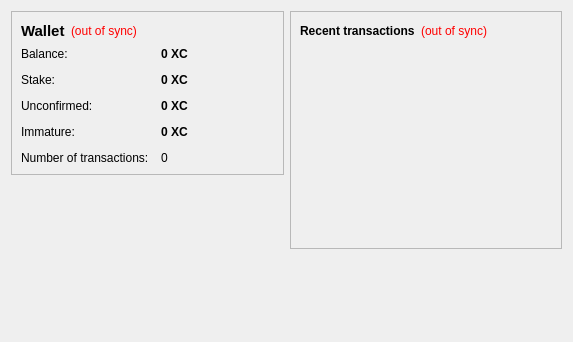
Before: the Qt Designer form src/qt/forms/overviewpage.ui in IOjp/Marbles, drawn with Qt 5.
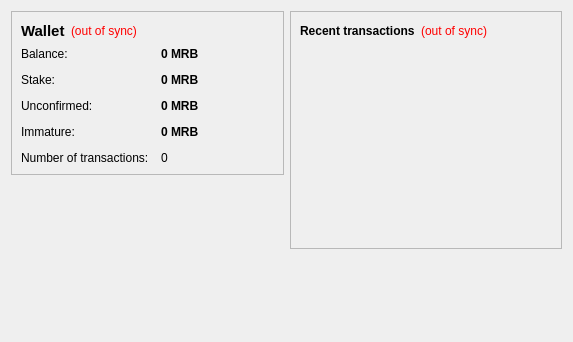
After: the same form once the commit is applied. Icons and pictures are not drawn.

```diff
--- a/src/qt/forms/overviewpage.ui
+++ b/src/qt/forms/overviewpage.ui
@@ -105,7 +105,7 @@
              <string>Your current balance</string>
             </property>
             <property name="text">
-             <string notr="true">0 XC</string>
+             <string notr="true">0 MRB</string>
             </property>
             <property name="textInteractionFlags">
              <set>Qt::LinksAccessibleByMouse|Qt::TextSelectableByKeyboard|Qt::TextSelectableByMouse</set>
@@ -134,7 +134,7 @@
              <string>Total of coins that was staked, and do not yet count toward the current balance</string>
             </property>
             <property name="text">
-             <string notr="true">0 XC</string>
+             <string notr="true">0 MRB</string>
             </property>
             <property name="textInteractionFlags">
              <set>Qt::LinksAccessibleByMouse|Qt::TextSelectableByKeyboard|Qt::TextSelectableByMouse</set>
@@ -163,7 +163,7 @@
              <string>Total of transactions that have yet to be confirmed, and do not yet count toward the current balance</string>
             </property>
             <property name="text">
-             <string notr="true">0 XC</string>
+             <string notr="true">0 MRB</string>
             </property>
             <property name="textInteractionFlags">
              <set>Qt::LinksAccessibleByMouse|Qt::TextSelectableByKeyboard|Qt::TextSelectableByMouse</set>
@@ -189,7 +189,7 @@
              <string>Mined balance that has not yet matured</string>
             </property>
             <property name="text">
-             <string notr="true">0 XC</string>
+             <string notr="true">0 MRB</string>
             </property>
             <property name="textInteractionFlags">
              <set>Qt::LinksAccessibleByMouse|Qt::TextSelectableByKeyboard|Qt::TextSelectableByMouse</set>
```
